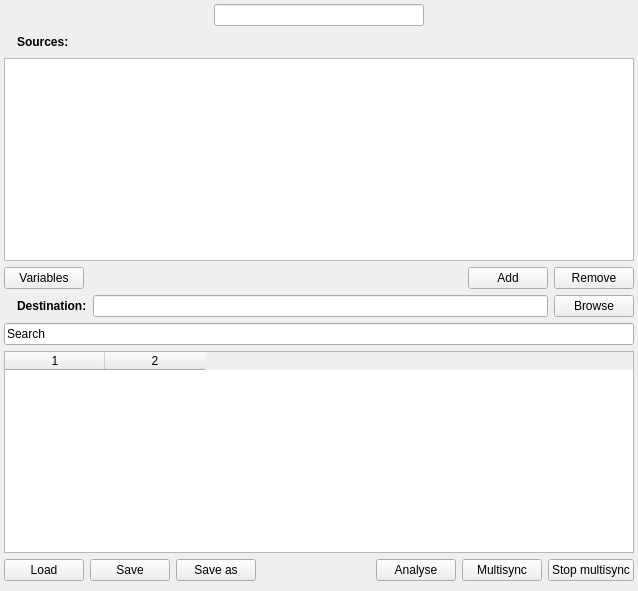
Old version of the form multisync_page.ui in the repository henrik-w/Synkron.
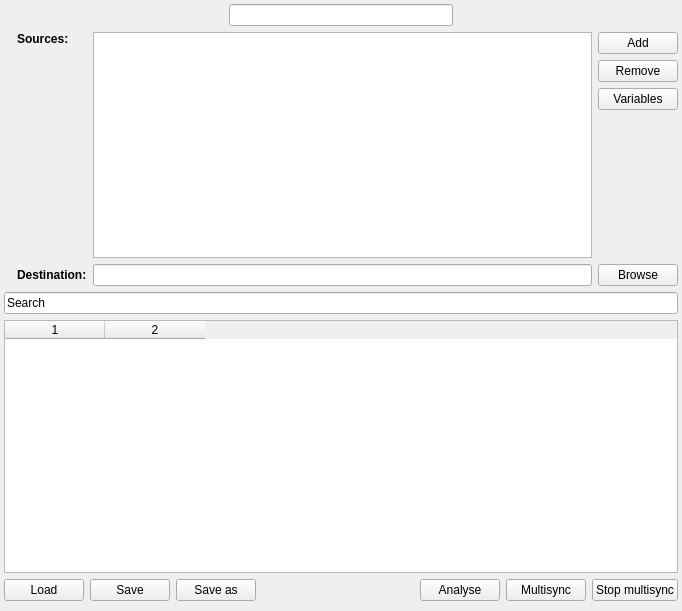
New version of the form. Icons and pictures are not drawn. Custom widgets are drawn as their Qt base class.

What changed in the file:
```diff
--- a/multisync_page.ui
+++ b/multisync_page.ui
@@ -5,8 +5,8 @@
    <rect>
     <x>0</x>
     <y>0</y>
-    <width>638</width>
-    <height>591</height>
+    <width>682</width>
+    <height>611</height>
    </rect>
   </property>
   <property name="windowTitle" >
@@ -61,52 +61,60 @@
         </layout>
        </item>
        <item>
-        <layout class="QHBoxLayout" >
-         <item>
+        <layout class="QGridLayout" name="gridLayout_2" >
+         <item row="0" column="0" >
           <widget class="QLabel" name="label_21" >
            <property name="pixmap" >
             <pixmap resource="resources.qrc" >:/new/prefix1/images/sources.png</pixmap>
            </property>
+           <property name="alignment" >
+            <set>Qt::AlignLeading|Qt::AlignLeft|Qt::AlignTop</set>
+           </property>
           </widget>
          </item>
-         <item>
+         <item row="0" column="1" >
           <widget class="QLabel" name="label_12" >
            <property name="text" >
             <string>&lt;b>Sources:&lt;/b></string>
            </property>
+           <property name="alignment" >
+            <set>Qt::AlignLeading|Qt::AlignLeft|Qt::AlignTop</set>
+           </property>
           </widget>
          </item>
-         <item>
-          <spacer>
-           <property name="orientation" >
-            <enum>Qt::Horizontal</enum>
-           </property>
-           <property name="sizeHint" stdset="0" >
-            <size>
-             <width>40</width>
-             <height>20</height>
-            </size>
-           </property>
-          </spacer>
-         </item>
-        </layout>
-       </item>
-       <item>
+         <item row="0" column="2" >
         <widget class="QListWidget" name="list_multi" >
          <property name="statusTip" >
           <string>List of multisync sources</string>
          </property>
         </widget>
        </item>
-       <item>
-        <layout class="QGridLayout" >
-         <property name="margin" >
-          <number>0</number>
-         </property>
-         <property name="spacing" >
-          <number>6</number>
-         </property>
-         <item row="0" column="2" >
+         <item row="1" column="0" >
+          <widget class="QLabel" name="label_22" >
+           <property name="pixmap" >
+            <pixmap resource="resources.qrc" >:/new/prefix1/images/Synkron16.png</pixmap>
+           </property>
+          </widget>
+         </item>
+         <item row="1" column="1" >
+          <widget class="QLabel" name="label_13" >
+           <property name="text" >
+            <string>&lt;b>Destination:&lt;/b></string>
+           </property>
+          </widget>
+         </item>
+         <item row="1" column="2" >
+          <widget class="QLineEdit" name="destination_multi" >
+           <property name="statusTip" >
+            <string>Set a destination</string>
+           </property>
+          </widget>
+         </item>
+         <item row="0" column="3" >
+          <layout class="QHBoxLayout" name="horizontalLayout" >
+           <item>
+            <layout class="QVBoxLayout" name="verticalLayout_3" >
+             <item>
           <widget class="QPushButton" name="add_multi" >
            <property name="statusTip" >
             <string>Add source</string>
@@ -120,7 +128,7 @@
            </property>
           </widget>
          </item>
-         <item row="0" column="3" >
+             <item>
           <widget class="QPushButton" name="remove_multi" >
            <property name="statusTip" >
             <string>Remove source</string>
@@ -134,58 +142,31 @@
            </property>
           </widget>
          </item>
-         <item row="0" column="1" >
-          <spacer>
-           <property name="orientation" >
-            <enum>Qt::Horizontal</enum>
-           </property>
-           <property name="sizeHint" stdset="0" >
-            <size>
-             <width>40</width>
-             <height>20</height>
-            </size>
-           </property>
-          </spacer>
-         </item>
-         <item row="0" column="0" >
+             <item>
           <widget class="QPushButton" name="vars_multi" >
            <property name="text" >
             <string>Variables</string>
            </property>
           </widget>
          </item>
-        </layout>
-       </item>
        <item>
-        <layout class="QHBoxLayout" >
-         <property name="spacing" >
-          <number>6</number>
-         </property>
-         <property name="margin" >
-          <number>0</number>
-         </property>
-         <item>
-          <widget class="QLabel" name="label_22" >
-           <property name="pixmap" >
-            <pixmap resource="resources.qrc" >:/new/prefix1/images/Synkron16.png</pixmap>
-           </property>
-          </widget>
-         </item>
-         <item>
-          <widget class="QLabel" name="label_13" >
-           <property name="text" >
-            <string>&lt;b>Destination:&lt;/b></string>
-           </property>
-          </widget>
-         </item>
-         <item>
-          <widget class="QLineEdit" name="destination_multi" >
-           <property name="statusTip" >
-            <string>Set a destination</string>
-           </property>
-          </widget>
+              <spacer name="verticalSpacer" >
+               <property name="orientation" >
+                <enum>Qt::Vertical</enum>
+               </property>
+               <property name="sizeHint" stdset="0" >
+                <size>
+                 <width>20</width>
+                 <height>40</height>
+                </size>
+               </property>
+              </spacer>
+             </item>
+            </layout>
+           </item>
+          </layout>
          </item>
-         <item>
+         <item row="1" column="3" >
           <widget class="QPushButton" name="browse_multi" >
            <property name="statusTip" >
             <string>Browse for destination</string>
@@ -252,12 +233,6 @@
        </item>
        <item>
         <layout class="QGridLayout" >
-         <property name="margin" >
-          <number>0</number>
-         </property>
-         <property name="spacing" >
-          <number>6</number>
-         </property>
          <item row="0" column="3" >
           <spacer>
            <property name="orientation" >
```
Lines whose indentation alone changed are shown as unchanged.
